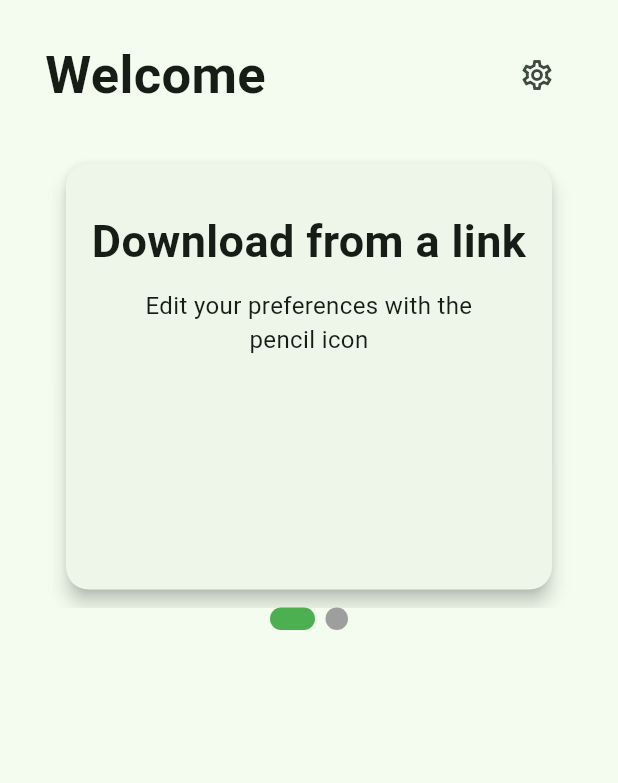
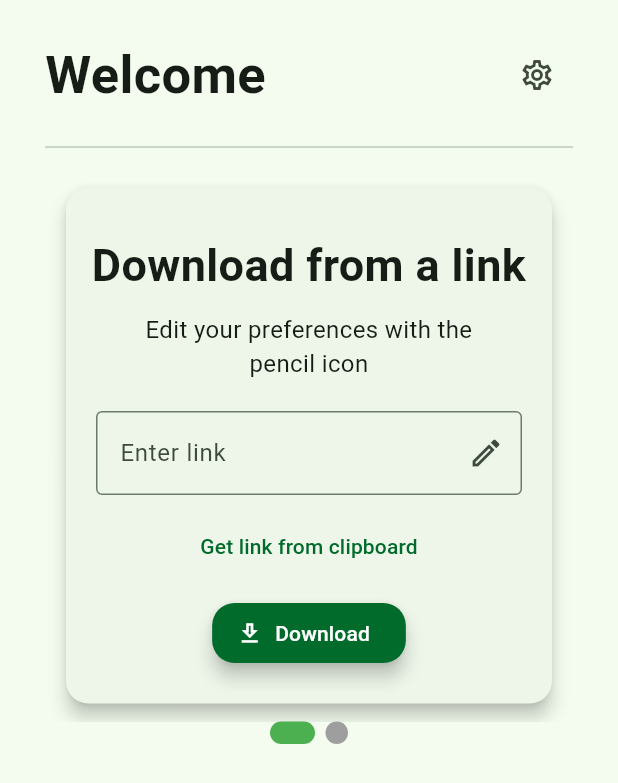
Before and after one commit to Hari-Patel1/Old-Yt-DlpGuiGrabber-Frontend, a Flutter app: the screen it shows after launch, on a phone screen of 412 x 824 dp. Shown: the top 783 px of the screen. Run offline on Flutter 3.47's test engine with Material 3 defaults, Android fonts, the phone set to English and light mode, and no system bars; drawn by our look-alikes of smooth_page_indicator; our stand-ins replace google_fonts.

Commit message:
Merge remote-tracking branch 'origin/main'
# Conflicts:
#	lib/main.dart
#	macos/Flutter/GeneratedPluginRegistrant.swift
#	pubspec.lock
#	pubspec.yaml

```diff
--- a/lib/elements/card_element.dart
+++ b/lib/elements/card_element.dart
@@ -23,7 +23,7 @@ class _CardViewState extends State<CardView> {
     return Column(
       children: [
         SizedBox(
-          height: 300,
+          height: 360,
           child: PageView.builder(
             controller: _pageController,
             itemCount: _numPages,
@@ -31,9 +31,7 @@ class _CardViewState extends State<CardView> {
               // Each page of the PageView will be a Card
               if (index == 0) {
                 return Padding(
-                  padding: const EdgeInsets.symmetric(
-                    horizontal: 10.0,
-                  ),
+                  padding: const EdgeInsets.symmetric(horizontal: 10.0),
                   child: Padding(
                     padding: const EdgeInsets.only(bottom: 8.0),
                     child: Card(
@@ -59,12 +57,56 @@ class _CardViewState extends State<CardView> {
                             ),
                             const SizedBox(height: 10),
                             Padding(
-                              padding: const EdgeInsets.symmetric(horizontal: 30.0),
+                              padding: const EdgeInsets.symmetric(
+                                horizontal: 30.0,
+                              ),
                               child: Text(
                                 "Edit your preferences with the pencil icon",
                                 textAlign: TextAlign.center,
                                 style: const TextStyle(fontSize: 16),
                               ),
+                            ),
+                            const SizedBox(height: 20),
+
+                            Padding(
+                              padding: const EdgeInsets.symmetric(
+                                horizontal: 20.0,
+                              ),
+                              child: TextFormField(
+                                decoration: InputDecoration(
+                                  border: OutlineInputBorder(),
+                                  labelText: "Enter link",
+                                  hintText: "Enter a valid link",
+                                  suffixIcon: IconButton(
+                                    icon: const Icon(Icons.edit_outlined),
+                                    onPressed: () {},
+                                  ),
+                                ),
+                                onSaved: (value) {},
+                              ),
+                            ),
+
+                            const SizedBox(height: 10),
+
+                            TextButton(
+                              onPressed: () {},
+                              child: const Text("Get link from clipboard"),
+                            ),
+
+                            const SizedBox(height: 10),
+
+                            FilledButton.icon(
+                              style: FilledButton.styleFrom(
+                                elevation: 5,
+                                shape: const RoundedRectangleBorder(
+                                  borderRadius: BorderRadius.all(
+                                    Radius.circular(15.0),
+                                  ), // Rounded corners
+                                ),
+                              ),
+                              onPressed: () {},
+                              label: const Text("Download"),
+                              icon: const Icon(Icons.download_outlined),
                             ),
                           ],
                         ),
@@ -74,9 +116,7 @@ class _CardViewState extends State<CardView> {
                 );
               } else {
                 return Padding(
-                  padding: const EdgeInsets.symmetric(
-                    horizontal: 10.0,
-                  ),
+                  padding: const EdgeInsets.symmetric(horizontal: 10.0),
                   child: Padding(
                     padding: const EdgeInsets.only(bottom: 8.0),
                     child: Card(
@@ -102,7 +142,9 @@ class _CardViewState extends State<CardView> {
                             ),
                             const SizedBox(height: 10),
                             Padding(
-                              padding: const EdgeInsets.symmetric(horizontal: 30.0),
+                              padding: const EdgeInsets.symmetric(
+                                horizontal: 30.0,
+                              ),
                               child: Text(
                                 "Add a tag to an existing download (Audio only)",
                                 textAlign: TextAlign.center,
--- a/lib/home/home_page.dart
+++ b/lib/home/ui/home_page.dart
@@ -1,6 +1,6 @@
 import 'package:flutter/material.dart';
 
-import '../elements/card_element.dart';
+import '../../elements/card_element.dart';
 
 class HomePage extends StatelessWidget {
   const HomePage({super.key});
@@ -32,7 +32,11 @@ class HomePage extends StatelessWidget {
                   ),
                 ],
               ),
-              const SizedBox(height: 30.0),
+              const SizedBox(height: 15.0),
+
+              Divider(),
+
+              const SizedBox(height: 15.0),
 
               Expanded(child: CardView()),
             ],
--- a/lib/main.dart
+++ b/lib/main.dart
@@ -1,5 +1,5 @@
 import 'package:flutter/material.dart';
-import 'home/home_page.dart';
+import 'home/ui/home_page.dart';
 import 'util.dart';
 import 'theme.dart';
 
```
Also changed, not shown: lib/home/card.dart (deleted, +0 -84 lines).
